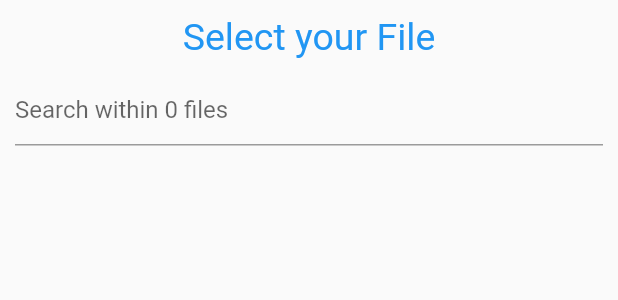
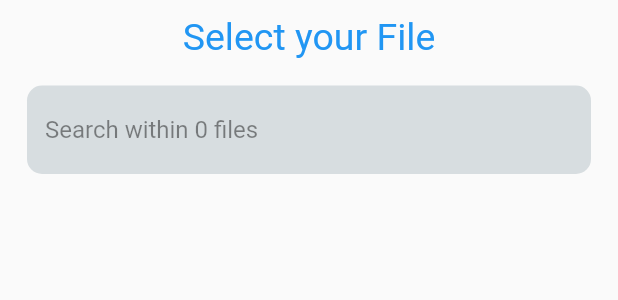
Before and after one commit to RaviMauryaHootowl/Project-Pages, a Flutter app: the DialogForAction widget shown alone on an empty page, opened directly with empty values, after a tap on "Select File", on a phone screen of 412 x 824 dp. Shown: the top 300 px of the screen. Run offline on Flutter 3.47's test engine with Material 2 defaults, Android fonts, the light colour scheme and no system bars; our stand-ins replace curved_navigation_bar, flare_flutter, flutter_speed_dial, hive, open_file; missing offline and left inert: storage_path; accounts and stored records are empty; generated files the repository leaves out were written again; statements that could not run were skipped.

Commit message:
bug fixes + exporting the apk file

```diff
--- a/lib/main.dart
+++ b/lib/main.dart
@@ -87,6 +87,7 @@ class _HomeState extends State<Home> {
   @override
   void initState() {
     super.initState();
+    //var status = Permission.camera.status;
   }
 
   void setIndex(int i){
--- a/lib/pages/add_note_page.dart
+++ b/lib/pages/add_note_page.dart
@@ -10,6 +10,14 @@ class AddNotePage extends StatefulWidget {
   final Map argument;
   AddNotePage({this.argument});
 }
+
+final Map<String, String> ligthToDark = {
+  'A1FF92' : '6fc961',
+  'FFD392' : 'dbac67',
+  'D2A5FF' : '9e6bd1',
+  '92CAFF' : '609ad1',
+  'DFDFDF' : 'a1a1a1'
+};
 
 class _AddNotePageState extends State<AddNotePage> {
   final TextEditingController _noteController = TextEditingController();
@@ -63,6 +71,12 @@ class _AddNotePageState extends State<AddNotePage> {
         child: Padding(
           padding: const EdgeInsets.all(10.0),
           child: Container(
+            padding: EdgeInsets.only(bottom: 5.0),
+            decoration: BoxDecoration(
+                color: HexColor(ligthToDark[colors[colorIndex]]),
+                borderRadius: BorderRadius.circular(10.0)
+            ),
+            child: Container(
               decoration: BoxDecoration(
                 color: HexColor(colors[colorIndex]),
                 borderRadius: BorderRadius.circular(10.0)
@@ -109,6 +123,7 @@ class _AddNotePageState extends State<AddNotePage> {
             ),
           ),
         ),
+      ),
     );
   }
 }
--- a/lib/pages/file_selection_page.dart
+++ b/lib/pages/file_selection_page.dart
@@ -2,6 +2,8 @@ import 'dart:convert';
 
 import 'package:flutter/material.dart';
 import 'package:flutter/services.dart';
+import 'package:project_pages/common/hex_color.dart';
+import 'package:project_pages/pages/home_page.dart';
 import 'package:storage_path/storage_path.dart';
 
 class FileSelectionPage extends StatefulWidget {
@@ -61,7 +63,7 @@ class _FileSelectionPageState extends State<FileSelectionPage> {
   //   }
   //   return audioPath;
   // }
-
+  //String res = 'Loading';
   String searchQ = '';
   List<String> allfiles = [];
   List<String> allfilesPath = [];
@@ -72,11 +74,9 @@ class _FileSelectionPageState extends State<FileSelectionPage> {
     try {
       filePath = await StoragePath.filePath;
       response = jsonDecode(filePath);
-      //print('--------------------------');
-      //print(response[0]['files'][0]['path']);
-      //print('--------------------------');
-      //Clipboard.setData(ClipboardData(text: filePath.toString()));
-    } on PlatformException {
+      //Scaffold.of(context).showSnackBar(SnackBar(content: Text('File Fetched')));
+    } on Exception {
+      //Scaffold.of(context).showSnackBar(SnackBar(content: Text('Error')));
       filePath = 'Failed to get path';
     }
 
@@ -149,10 +149,10 @@ class _FileSelectionPageState extends State<FileSelectionPage> {
                 mainAxisSize: MainAxisSize.max,
                 children: <Widget>[
                   Expanded(
+                    child: Padding(
+                      padding: const EdgeInsets.all(8.0),
                       child: TextField(
                         controller: _searchController,
-                      decoration: InputDecoration(
-                          hintText: 'Search within ${allfiles.length} files'),
                         onChanged: (text) {
                           allfiles.clear();
                           allfilesPath.clear();
@@ -161,6 +161,27 @@ class _FileSelectionPageState extends State<FileSelectionPage> {
                             searchQ = text;
                           });
                         },
+                        style: TextStyle(
+                          color: basicTextColor(),
+                        ),
+                        cursorColor: Colors.black45,
+                        decoration: InputDecoration(
+                          hintText: 'Search within ${allfiles.length} files',
+                          filled: true,
+                          hintStyle: TextStyle(
+                            color: (themeMode == 0) ? Colors.black45 : Colors.white38,
+                          ),
+                          fillColor: (themeMode == 0) ? HexColor('d7dde0') : HexColor('#373737'),
+                          enabledBorder: OutlineInputBorder(
+                            borderRadius: BorderRadius.circular(10.0),
+                            borderSide: BorderSide(color: Colors.transparent),
+                          ),
+                          focusedBorder: OutlineInputBorder(
+                            borderRadius: BorderRadius.circular(10.0),
+                            borderSide: BorderSide(color: Colors.transparent),
+                          ),
+                        ),
+                      ),
                     ),
                   ),
                 ],
--- a/lib/pages/home_page.dart
+++ b/lib/pages/home_page.dart
@@ -537,7 +537,7 @@ class _DialogForActionState extends State<DialogForAction> {
       child: Container(
         decoration: BoxDecoration(
           borderRadius: BorderRadius.circular(15.0),
-          color: Colors.white
+          color: HexColor('EFEFEF')
         ),
         padding: EdgeInsets.all(15.0),
         child: Column(
@@ -556,17 +556,23 @@ class _DialogForActionState extends State<DialogForAction> {
               mainAxisSize: MainAxisSize.max,
               children: <Widget>[
                 RaisedButton(
+                  shape: RoundedRectangleBorder(
+                    borderRadius: BorderRadius.circular(50.0)
+                  ),
+                  padding: EdgeInsets.fromLTRB(20,15,20,15),
                   onPressed: () async{
                     // Navigate to file selection page ang get file
                     var fileSelectedPath = await Navigator.pushNamed(context, 'selectFile');
                     print('File Recieved : $fileSelectedPath');
-                    setState(() {
-                      selectedStatus = 'File Selected';
-                      selectedFilePath = fileSelectedPath;
-                    });
+                    if(fileSelectedPath != null){
+                      setState(() {
+                        selectedStatus = 'File Selected';
+                        selectedFilePath = fileSelectedPath;
+                      });
+                    }
                   },
                   child: Text('Select File', style: TextStyle(color: Colors.white),),
-                  color: Colors.blueAccent
+                  color: Colors.blue
                 ),
 
                 SizedBox(width: 10.0),
@@ -578,7 +584,17 @@ class _DialogForActionState extends State<DialogForAction> {
             SizedBox(height: 20.0),
             TextField(
               decoration: InputDecoration(
-                hintText: (widget.type == 0) ? 'Enter a file Name' : 'Enter the Folder Name',
+                fillColor: HexColor('d7dde0'),
+                filled: true,
+                enabledBorder: OutlineInputBorder(
+                  borderRadius: BorderRadius.circular(10.0),
+                  borderSide: BorderSide(color: Colors.transparent),
+                ),
+                focusedBorder: OutlineInputBorder(
+                  borderRadius: BorderRadius.circular(10.0),
+                  borderSide: BorderSide(color: Colors.transparent),
+                ),
+                hintText: (widget.type == 0) ? 'Enter a File Name' : 'Enter the Folder Name',
                 errorText: (_validateField) ? 'Can\'t be empty' : null,
               ),
               controller: nameController,
@@ -594,6 +610,10 @@ class _DialogForActionState extends State<DialogForAction> {
             RaisedButton(
               child: Text('Add', style: TextStyle(color: Colors.white),),
               color: Colors.blue,
+              shape: RoundedRectangleBorder(
+                borderRadius: BorderRadius.circular(50.0)
+              ),
+              padding: EdgeInsets.fromLTRB(40,15,40,15),
               onPressed: () async {
                 //Add to hive box
                 if(nameController.text.isEmpty){
--- a/lib/pages/notes_page.dart
+++ b/lib/pages/notes_page.dart
@@ -56,7 +56,7 @@ class _NotesPageState extends State<NotesPage> {
 class AddButtonWidget extends StatelessWidget {
   @override
   Widget build(BuildContext context) {
-    final NotesBloc notesBloc = Provider.of<NotesBloc>(context, listen: false);
+    //final NotesBloc notesBloc = Provider.of<NotesBloc>(context, listen: false);
     return MaterialButton(
       onPressed: () {
         //notesBloc.deleteEverything();
@@ -179,7 +179,7 @@ class _NotesListWidgetState extends State<NotesListWidget> {
               borderRadius: BorderRadius.circular(10.0),
               color: HexColor(ligthToDark[notes[index].noteColor]),
             ),
-            padding: EdgeInsets.fromLTRB(0, 0, 0, 5.0),
+            padding: EdgeInsets.only(bottom: 5.0),
             margin: EdgeInsets.only(bottom: 10.0),
             child: Container(
               padding: EdgeInsets.all(10.0),
```
Also changed, not shown: 3 other files. Lines whose indentation alone changed are shown as unchanged.
